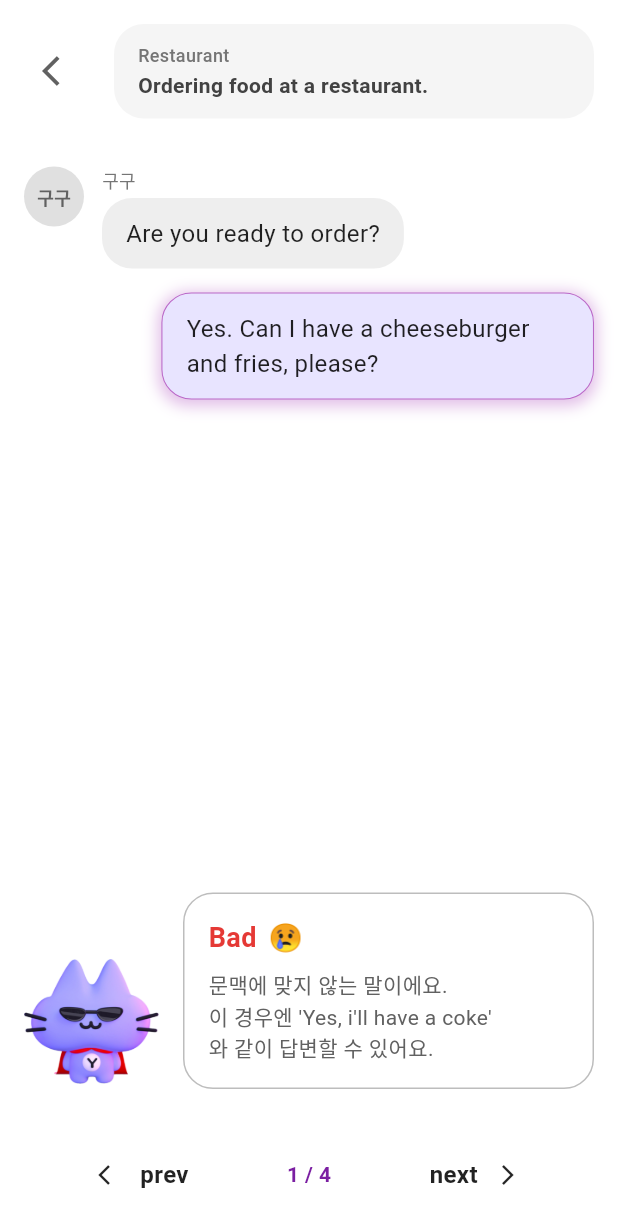
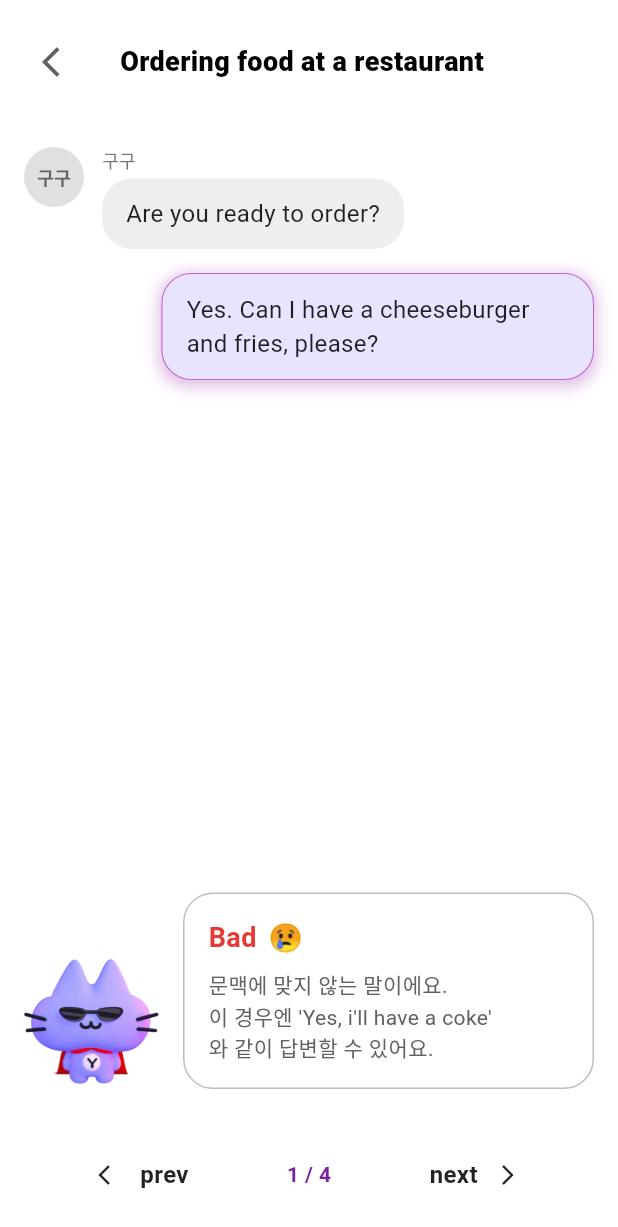
Before and after one commit to DH-Koo/Team46_Junction_Asia_2025, a Flutter app: the RecordDetailChatScreen screen opened directly, on a phone screen of 412 x 824 dp. Shown: the top 1227 px of the screen. Run offline on Flutter 3.47's test engine with Material 3 defaults, Android fonts, the phone set to English and light mode, and no system bars; our stand-ins replace material_symbols_icons.

Commit message:
ui 변경

```diff
--- a/lib/screens/record/record_detail_chat_screen.dart
+++ b/lib/screens/record/record_detail_chat_screen.dart
@@ -124,7 +124,7 @@ class _RecordDetailChatScreenState extends State<RecordDetailChatScreen> {
               padding: const EdgeInsets.all(8),
             ),
           ),
-          const SizedBox(width: 12),
+          //const SizedBox(width: 12),
           // 주제 박스
           Expanded(
             child: Container(
@@ -132,28 +132,28 @@ class _RecordDetailChatScreenState extends State<RecordDetailChatScreen> {
                 horizontal: 16.0,
                 vertical: 12.0,
               ),
-              decoration: BoxDecoration(
-                color: Colors.grey[100],
-                borderRadius: BorderRadius.circular(20),
-              ),
+            //   decoration: BoxDecoration(
+            //     color: Colors.grey[100],
+            //     borderRadius: BorderRadius.circular(20),
+            //   ),
               child: Column(
                 crossAxisAlignment: CrossAxisAlignment.start,
                 children: [
+                //   Text(
+                //     "Restaurant",
+                //     style: TextStyle(
+                //       fontSize: 12,
+                //       color: Colors.grey[600],
+                //       fontWeight: FontWeight.w500,
+                //     ),
+                //   ),
+                //   const SizedBox(height: 2),
                   Text(
-                    "Restaurant",
+                    "Ordering food at a restaurant",
                     style: TextStyle(
-                      fontSize: 12,
-                      color: Colors.grey[600],
-                      fontWeight: FontWeight.w500,
-                    ),
-                  ),
-                  const SizedBox(height: 2),
-                  Text(
-                    "Ordering food at a restaurant.",
-                    style: TextStyle(
-                      fontSize: 14,
-                      color: Colors.grey[800],
-                      fontWeight: FontWeight.w600,
+                      fontSize: 18,
+                      color: Colors.black,
+                      fontWeight: FontWeight.w800,
                     ),
                   ),
                 ],
--- a/lib/screens/record/record_detail_summary_screen.dart
+++ b/lib/screens/record/record_detail_summary_screen.dart
@@ -48,6 +48,7 @@ class _RecordDetailSummaryScreenState extends State<RecordDetailSummaryScreen> {
                         height: 80,
                     ),
                     SizedBox(width: 16),
+                  // 캐릭터 이미지
                 ],
               ),
 
```
Also changed, not shown: lib/screens/chat/practice_chat_screen.dart (+21 -21 lines), lib/screens/chat/rank_chat_screen.dart (+23 -23 lines).
